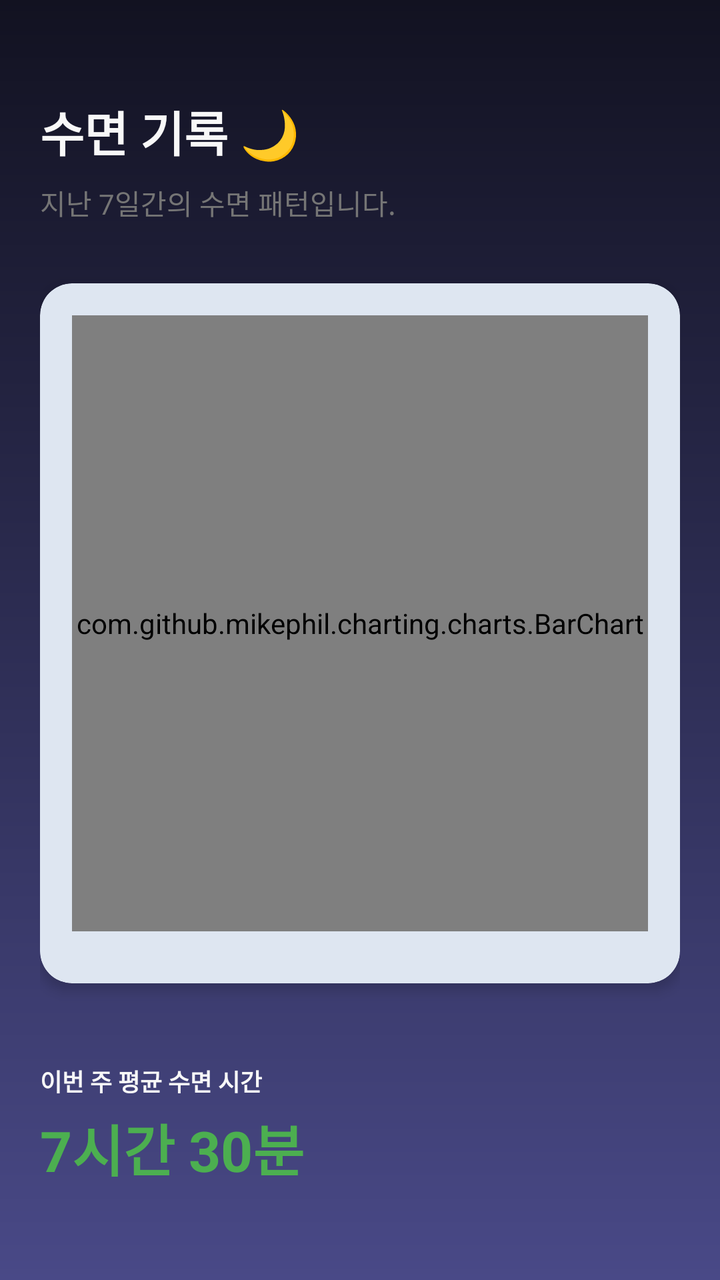
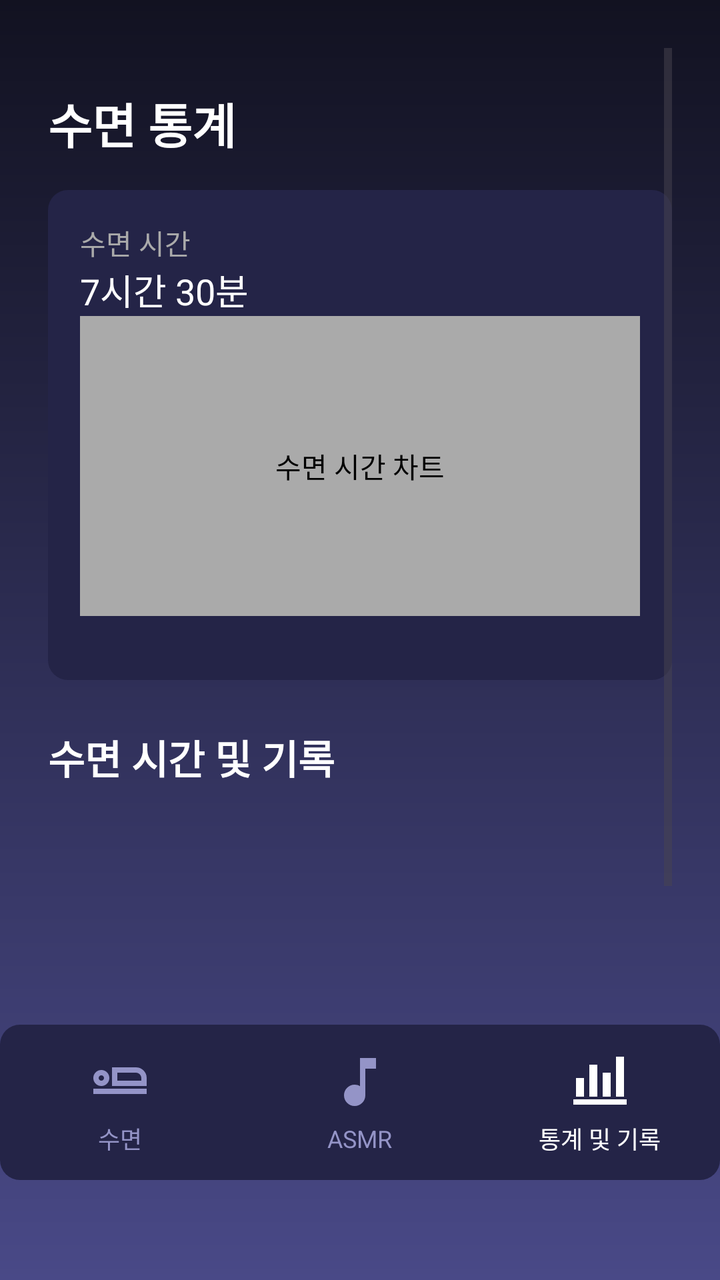

Before-and-after screenshots of an Android layout around one commit, followed by the original layout XML and the change that was made.
<!-- AndroidManifest.xml: application theme Theme.DreamTraker -->
<!-- res/layout/sleep_chart.xml -->
<?xml version="1.0" encoding="utf-8"?>
<androidx.constraintlayout.widget.ConstraintLayout
    xmlns:android="http://schemas.android.com/apk/res/android"
    xmlns:app="http://schemas.android.com/apk/res-auto"
    xmlns:tools="http://schemas.android.com/tools"
    android:layout_width="match_parent"
    android:layout_height="match_parent"
    android:background="@drawable/background_gradient"
    android:padding="20dp">

    <TextView
        android:id="@+id/tvPageTitle"
        android:layout_width="wrap_content"
        android:layout_height="wrap_content"
        android:layout_marginTop="28dp"
        android:text="수면 기록 🌙"
        android:textColor="#F8F8F8
"
        android:textSize="24sp"
        android:textStyle="bold"
        app:layout_constraintStart_toStartOf="parent"
        app:layout_constraintTop_toTopOf="parent" />

    <TextView
        android:id="@+id/tvSubTitle"
        android:layout_width="wrap_content"
        android:layout_height="wrap_content"
        android:layout_marginTop="8dp"
        android:text="지난 7일간의 수면 패턴입니다."
        android:textColor="#757575"
        android:textSize="14sp"
        app:layout_constraintStart_toStartOf="parent"
        app:layout_constraintTop_toBottomOf="@id/tvPageTitle" />

    <androidx.cardview.widget.CardView
        android:id="@+id/cardChart"
        android:layout_width="0dp"
        android:layout_height="350dp"
        android:layout_marginTop="30dp"
        app:cardCornerRadius="16dp"
        app:cardElevation="4dp"
        app:cardBackgroundColor="#DEE6F1"
        app:layout_constraintEnd_toEndOf="parent"
        app:layout_constraintStart_toStartOf="parent"
        app:layout_constraintTop_toBottomOf="@id/tvSubTitle">

        <androidx.constraintlayout.widget.ConstraintLayout
            android:layout_width="match_parent"
            android:layout_height="match_parent"
            android:padding="16dp">

            <com.github.mikephil.charting.charts.BarChart
                android:id="@+id/sleepChart"
                android:layout_width="match_parent"
                android:layout_height="0dp"
                android:layout_marginBottom="10dp"
                app:layout_constraintBottom_toBottomOf="parent"
                app:layout_constraintTop_toTopOf="parent"
                app:layout_constraintVertical_bias="0.0"
                tools:layout_editor_absoluteX="-67dp" />

        </androidx.constraintlayout.widget.ConstraintLayout>

    </androidx.cardview.widget.CardView>

    <TextView
        android:id="@+id/tvAverageTitle"
        android:layout_width="wrap_content"
        android:layout_height="wrap_content"
        android:layout_marginTop="40dp"
        android:text="이번 주 평균 수면 시간"
        android:textColor="#f8f8f8"
        android:textSize="12sp"
        android:textStyle="bold"
        app:layout_constraintStart_toStartOf="parent"
        app:layout_constraintTop_toBottomOf="@id/cardChart" />

    <TextView
        android:id="@+id/tvAverageTime"
        android:layout_width="wrap_content"
        android:layout_height="wrap_content"
        android:layout_marginTop="4dp"
        android:text="7시간 30분"
        android:textColor="#4CAF50"
        android:textSize="28sp"
        android:textStyle="bold"
        app:layout_constraintStart_toStartOf="parent"
        app:layout_constraintTop_toBottomOf="@id/tvAverageTitle" />

</androidx.constraintlayout.widget.ConstraintLayout>
<!-- resources referenced by this layout -->
<resources>
  <!-- drawable background_gradient (drawable) -->
  <?xml version="1.0" encoding="utf-8"?>
  <shape xmlns:android="http://schemas.android.com/apk/res/android"
      android:shape="rectangle">
  
      <gradient
          android:angle="270"
          android:startColor="#121221"
          android:endColor="#494987"
          android:type="linear" />
  
  </shape>
  <style name="Theme.DreamTraker" parent="Base.Theme.DreamTraker" />
  <style name="Base.Theme.DreamTraker" parent="Theme.Material3.DayNight.NoActionBar">
          
          
      </style>
</resources>

<!-- the commit's change to res/layout/sleep_chart.xml (unified diff, before → after) -->
@@ -1,90 +1,176 @@
 <?xml version="1.0" encoding="utf-8"?>
-<androidx.constraintlayout.widget.ConstraintLayout
-    xmlns:android="http://schemas.android.com/apk/res/android"
+<RelativeLayout xmlns:android="http://schemas.android.com/apk/res/android"
     xmlns:app="http://schemas.android.com/apk/res-auto"
-    xmlns:tools="http://schemas.android.com/tools"
     android:layout_width="match_parent"
     android:layout_height="match_parent"
     android:background="@drawable/background_gradient"
-    android:padding="20dp">
+    android:padding="0dp">
 
-    <TextView
-        android:id="@+id/tvPageTitle"
-        android:layout_width="wrap_content"
+    <ScrollView
+        android:id="@+id/scrollContainer"
+        android:layout_width="match_parent"
+        android:layout_height="match_parent"
+        android:layout_above="@id/bottom_navigation_bar"
+        android:paddingTop="24dp"
+        android:paddingStart="24dp"
+        android:paddingEnd="24dp">
+
+        <LinearLayout
+            android:layout_width="match_parent"
+            android:layout_height="wrap_content"
+            android:layout_marginTop="20dp"
+            android:orientation="vertical">
+
+            <TextView
+                android:layout_width="wrap_content"
+                android:layout_height="wrap_content"
+                android:text="수면 통계"
+                android:textColor="#FFFFFF"
+                android:textSize="24sp"
+                android:textStyle="bold"
+                android:layout_marginBottom="16dp"/>
+
+            <LinearLayout
+                android:layout_width="match_parent"
+                android:layout_height="wrap_content"
+                android:orientation="vertical"
+                android:background="@drawable/bottom_nav_background"
+                android:padding="16dp"
+                android:layout_marginBottom="24dp">
+
+                <TextView
+                    android:layout_width="wrap_content"
+                    android:layout_height="wrap_content"
+                    android:text="수면 시간"
+                    android:textColor="#AAAAAA"
+                    android:textSize="14sp" />
+
+                <TextView
+                    android:layout_width="wrap_content"
+                    android:layout_height="wrap_content"
+                    android:text="7시간 30분"
+                    android:textColor="#FFFFFF"
+                    android:textSize="18sp"
+                    android:textStyle="normal"/>
+
+
+                <TextView
+                    android:layout_width="match_parent"
+                    android:layout_height="150dp"
+                    android:gravity="center"
+                    android:text="수면 시간 차트"
+                    android:textColor="#000000"
+                    android:background="#AAAAAA"
+                    android:layout_marginBottom="16dp"/>
+
+
+            </LinearLayout>
+
+            <TextView
+                android:layout_width="wrap_content"
+                android:layout_height="wrap_content"
+                android:text="수면 시간 및 기록"
+                android:textColor="#FFFFFF"
+                android:textSize="20sp"
+                android:textStyle="bold"
+                android:layout_marginBottom="16dp"/>
+
+            <androidx.recyclerview.widget.RecyclerView
+                android:id="@+id/rvSleepRecords"
+                android:layout_width="match_parent"
+                android:layout_height="138dp"
+                android:layout_marginBottom="50dp"
+                android:nestedScrollingEnabled="false"
+                app:layoutManager="androidx.recyclerview.widget.LinearLayoutManager" />
+
+        </LinearLayout>
+    </ScrollView>
+
+
+    <LinearLayout
+        android:id="@+id/bottom_navigation_bar"
+        android:layout_width="match_parent"
         android:layout_height="wrap_content"
-        android:layout_marginTop="28dp"
-        android:text="수면 기록 🌙"
-        android:textColor="#F8F8F8
-"
-        android:textSize="24sp"
-        android:textStyle="bold"
-        app:layout_constraintStart_toStartOf="parent"
-        app:layout_constraintTop_toTopOf="parent" />
+        android:orientation="horizontal"
+        android:gravity="center"
+        android:layout_marginBottom="50sp"
+        android:layout_alignParentBottom="true"
+        android:background="@drawable/bottom_nav_background"
+        android:paddingTop="12dp"
+        android:paddingBottom="12dp">
 
-    <TextView
-        android:id="@+id/tvSubTitle"
-        android:layout_width="wrap_content"
-        android:layout_height="wrap_content"
-        android:layout_marginTop="8dp"
-        android:text="지난 7일간의 수면 패턴입니다."
-        android:textColor="#757575"
-        android:textSize="14sp"
-        app:layout_constraintStart_toStartOf="parent"
-        app:layout_constraintTop_toBottomOf="@id/tvPageTitle" />
+        <LinearLayout
+            android:layout_width="0dp"
+            android:layout_height="wrap_content"
+            android:layout_weight="1"
+            android:orientation="vertical"
+            android:gravity="center"
+            android:layout_marginStart="8dp"
+            android:id="@+id/navSleep"
+            android:layout_marginEnd="8dp">
 
-    <androidx.cardview.widget.CardView
-        android:id="@+id/cardChart"
-        android:layout_width="0dp"
-        android:layout_height="350dp"
-        android:layout_marginTop="30dp"
-        app:cardCornerRadius="16dp"
-        app:cardElevation="4dp"
-        app:cardBackgroundColor="#DEE6F1"
-        app:layout_constraintEnd_toEndOf="parent"
-        app:layout_constraintStart_toStartOf="parent"
-        app:layout_constraintTop_toBottomOf="@id/tvSubTitle">
+            <ImageView
+                android:layout_width="32dp"
+                android:layout_height="32dp"
+                android:src="@drawable/sleep"
+                android:contentDescription="수면"
+                app:tint="#9494C7" />
+            <TextView
+                android:layout_width="wrap_content"
+                android:layout_height="wrap_content"
+                android:text="수면"
+                android:textColor="#9494C7"
+                android:textSize="12sp"
+                android:layout_marginTop="4dp" />
+        </LinearLayout>
 
-        <androidx.constraintlayout.widget.ConstraintLayout
-            android:layout_width="match_parent"
-            android:layout_height="match_parent"
-            android:padding="16dp">
+        <LinearLayout
+            android:layout_width="0dp"
+            android:layout_height="wrap_content"
+            android:layout_weight="1"
+            android:orientation="vertical"
+            android:gravity="center"
+            android:layout_marginStart="8dp"
+            android:id="@+id/navAsmr"
+            android:layout_marginEnd="8dp">
+            <ImageView
+                android:layout_width="32dp"
+                android:layout_height="32dp"
+                android:src="@drawable/music"
+                android:contentDescription="ASMR"
+                app:tint="#9494C7" />
+            <TextView
+                android:layout_width="wrap_content"
+                android:layout_height="wrap_content"
+                android:text="ASMR"
+                android:textColor="#9494C7"
+                android:textSize="12sp"
+                android:layout_marginTop="4dp" />
+        </LinearLayout>
 
-            <com.github.mikephil.charting.charts.BarChart
-                android:id="@+id/sleepChart"
-                android:layout_width="match_parent"
-                android:layout_height="0dp"
-                android:layout_marginBottom="10dp"
-                app:layout_constraintBottom_toBottomOf="parent"
-                app:layout_constraintTop_toTopOf="parent"
-                app:layout_constraintVertical_bias="0.0"
-                tools:layout_editor_absoluteX="-67dp" />
+        <LinearLayout
+            android:layout_width="0dp"
+            android:layout_height="wrap_content"
+            android:layout_weight="1"
+            android:orientation="vertical"
+            android:gravity="center"
+            android:layout_marginStart="8dp"
+            android:id="@+id/navChart"
+            android:layout_marginEnd="8dp">
+            <ImageView
+                android:layout_width="32dp"
+                android:layout_height="32dp"
+                android:src="@drawable/chart"
+                app:tint="#FFFFFF" />
+            <TextView
+                android:layout_width="wrap_content"
+                android:layout_height="wrap_content"
+                android:text="통계 및 기록"
+                android:textColor="#FFFFFF"
+                android:textSize="12sp"
+                android:layout_marginTop="4dp" />
+        </LinearLayout>
 
-        </androidx.constraintlayout.widget.ConstraintLayout>
+    </LinearLayout>
 
-    </androidx.cardview.widget.CardView>
-
-    <TextView
-        android:id="@+id/tvAverageTitle"
-        android:layout_width="wrap_content"
-        android:layout_height="wrap_content"
-        android:layout_marginTop="40dp"
-        android:text="이번 주 평균 수면 시간"
-        android:textColor="#f8f8f8"
-        android:textSize="12sp"
-        android:textStyle="bold"
-        app:layout_constraintStart_toStartOf="parent"
-        app:layout_constraintTop_toBottomOf="@id/cardChart" />
-
-    <TextView
-        android:id="@+id/tvAverageTime"
-        android:layout_width="wrap_content"
-        android:layout_height="wrap_content"
-        android:layout_marginTop="4dp"
-        android:text="7시간 30분"
-        android:textColor="#4CAF50"
-        android:textSize="28sp"
-        android:textStyle="bold"
-        app:layout_constraintStart_toStartOf="parent"
-        app:layout_constraintTop_toBottomOf="@id/tvAverageTitle" />
-
-</androidx.constraintlayout.widget.ConstraintLayout>
+</RelativeLayout>
<!-- resource entries referenced after the edit -->
@@ -12,6 +12,33 @@
           android:type="linear" />
   
   </shape>
+  <!-- drawable bottom_nav_background (drawable) -->
+  <?xml version="1.0" encoding="utf-8"?>
+  <shape xmlns:android="http://schemas.android.com/apk/res/android"
+      android:shape="rectangle">
+      <solid android:color="#242447" />
+      <corners
+          android:topLeftRadius="10dp"  android:topRightRadius="10dp" android:bottomLeftRadius="10dp"
+          android:bottomRightRadius="10dp" />
+  </shape>
+  <!-- drawable chart (drawable) -->
+  <vector xmlns:android="http://schemas.android.com/apk/res/android" android:height="24dp" android:tint="#000000" android:viewportHeight="960" android:viewportWidth="960" android:width="24dp">
+        
+      <path android:fillColor="@android:color/white" android:pathData="M80,840L80,760L880,760L880,840L80,840ZM120,720L120,440L240,440L240,720L120,720ZM320,720L320,240L440,240L440,720L320,720ZM520,720L520,360L640,360L640,720L520,720ZM720,720L720,120L840,120L840,720L720,720Z"/>
+      
+  </vector>
+  <!-- drawable music (drawable) -->
+  <vector xmlns:android="http://schemas.android.com/apk/res/android" android:height="24dp" android:tint="#000000" android:viewportHeight="24" android:viewportWidth="24" android:width="24dp">
+        
+      <path android:fillColor="@android:color/white" android:pathData="M12,3v10.55c-0.59,-0.34 -1.27,-0.55 -2,-0.55 -2.21,0 -4,1.79 -4,4s1.79,4 4,4 4,-1.79 4,-4V7h4V3h-6z"/>
+      
+  </vector>
+  <!-- drawable sleep (drawable) -->
+  <vector xmlns:android="http://schemas.android.com/apk/res/android" android:height="24dp" android:tint="#000000" android:viewportHeight="960" android:viewportWidth="960" android:width="24dp">
+        
+      <path android:fillColor="@android:color/white" android:pathData="M360,560L360,280L720,280Q786,280 833,327Q880,374 880,440L880,560L360,560ZM440,360L440,360Q440,360 440,383.5Q440,407 440,440L440,480L440,480L440,360ZM80,680L80,600L880,600L880,680L80,680ZM200,560Q150,560 115,525Q80,490 80,440Q80,390 115,355Q150,320 200,320Q250,320 285,355Q320,390 320,440Q320,490 285,525Q250,560 200,560ZM200,480Q217,480 228.5,468.5Q240,457 240,440Q240,423 228.5,411.5Q217,400 200,400Q183,400 171.5,411.5Q160,423 160,440Q160,457 171.5,468.5Q183,480 200,480ZM440,480L800,480L800,440Q800,407 776.5,383.5Q753,360 720,360L440,360L440,480ZM200,440Q200,440 200,440Q200,440 200,440Q200,440 200,440Q200,440 200,440Q200,440 200,440Q200,440 200,440Q200,440 200,440Q200,440 200,440Z"/>
+      
+  </vector>
   <style name="Theme.DreamTraker" parent="Base.Theme.DreamTraker" />
   <style name="Base.Theme.DreamTraker" parent="Theme.Material3.DayNight.NoActionBar">
           
